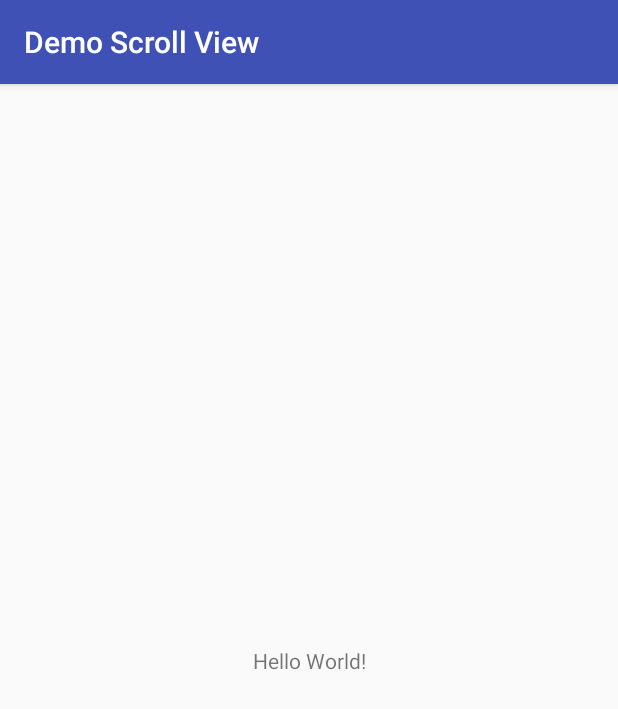
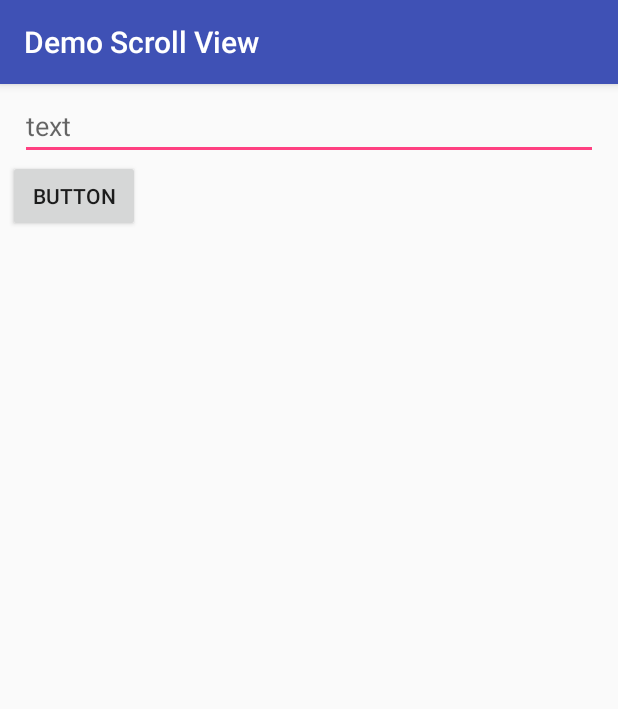
Before and after one commit to ItsYaBoiBry/DemoScrollView, an Android app: the screen it shows after launch (MainActivity), on a phone screen of 412 x 824 dp. Shown: the top 709 px of the screen. Run offline under Robolectric (Android 15) with nearby library versions, the phone set to English and light mode, and no system bars.

Commit message:
added buttons which adds whatever text the Edit text box inputs to a new textView

```diff
--- a/app/src/main/java/demoscrollview/android/myapplicationdev/com/demoscrollview/MainActivity.java
+++ b/app/src/main/java/demoscrollview/android/myapplicationdev/com/demoscrollview/MainActivity.java
@@ -2,12 +2,36 @@ package demoscrollview.android.myapplicationdev.com.demoscrollview;
 
 import android.support.v7.app.AppCompatActivity;
 import android.os.Bundle;
+import android.support.v7.widget.LinearLayoutCompat;
+import android.view.View;
+import android.widget.Button;
+import android.widget.EditText;
+import android.widget.LinearLayout;
+import android.widget.TextView;
 
 public class MainActivity extends AppCompatActivity {
-
+    Button btn;
+    EditText et;
     @Override
     protected void onCreate(Bundle savedInstanceState) {
         super.onCreate(savedInstanceState);
         setContentView(R.layout.activity_main);
+        final LinearLayout mlayout = (LinearLayout)findViewById(R.id.linearLayout);
+        btn = (Button)findViewById(R.id.button);
+        et = (EditText)findViewById(R.id.editText);
+        btn.setOnClickListener(new View.OnClickListener() {
+            @Override
+            public void onClick(View v) {
+                mlayout.addView(createNewTextView(et.getText().toString()));
+            }
+        });
+
+    }
+    private TextView createNewTextView(String text) {
+        final LinearLayoutCompat.LayoutParams lparams = new LinearLayoutCompat.LayoutParams(LinearLayoutCompat.LayoutParams.WRAP_CONTENT, LinearLayoutCompat.LayoutParams.WRAP_CONTENT);
+        final TextView textView = new TextView(this);
+        textView.setLayoutParams(lparams);
+        textView.setText(text);
+        return textView;
     }
 }
--- a/app/src/main/res/layout/activity_main.xml
+++ b/app/src/main/res/layout/activity_main.xml
@@ -1,18 +1,40 @@
 <?xml version="1.0" encoding="utf-8"?>
-<android.support.constraint.ConstraintLayout xmlns:android="http://schemas.android.com/apk/res/android"
+<ScrollView xmlns:android="http://schemas.android.com/apk/res/android"
     xmlns:app="http://schemas.android.com/apk/res-auto"
     xmlns:tools="http://schemas.android.com/tools"
+    android:id="@+id/scrollView"
     android:layout_width="match_parent"
     android:layout_height="match_parent"
+    android:orientation="vertical"
+    android:padding="5dp"
     tools:context="demoscrollview.android.myapplicationdev.com.demoscrollview.MainActivity">
 
-    <TextView
-        android:layout_width="wrap_content"
+    <LinearLayout
+        android:id="@+id/linearLayout"
+        android:layout_width="match_parent"
         android:layout_height="wrap_content"
-        android:text="Hello World!"
-        app:layout_constraintBottom_toBottomOf="parent"
-        app:layout_constraintLeft_toLeftOf="parent"
-        app:layout_constraintRight_toRightOf="parent"
-        app:layout_constraintTop_toTopOf="parent" />
+        android:orientation="vertical">
 
-</android.support.constraint.ConstraintLayout>
+        <EditText
+            android:id="@+id/editText"
+            android:layout_width="match_parent"
+            android:layout_height="wrap_content"
+            android:layout_marginLeft="8dp"
+            android:layout_marginRight="8dp"
+            android:ems="10"
+            android:hint="@string/text"
+            android:inputType="text"
+            app:layout_constraintLeft_toLeftOf="parent"
+            app:layout_constraintRight_toRightOf="parent"
+            tools:layout_editor_absoluteY="0dp" />
+
+        <Button
+            android:id="@+id/button"
+            android:layout_width="wrap_content"
+            android:layout_height="wrap_content"
+            android:text="@string/button"
+            tools:layout_editor_absoluteX="8dp"
+            tools:layout_editor_absoluteY="43dp" />
+    </LinearLayout>
+
+</ScrollView>
--- a/app/src/main/res/values/strings.xml
+++ b/app/src/main/res/values/strings.xml
@@ -1,3 +1,5 @@
 <resources>
     <string name="app_name">Demo Scroll View</string>
+    <string name="text">text</string>
+    <string name="button">Button</string>
 </resources>
```
